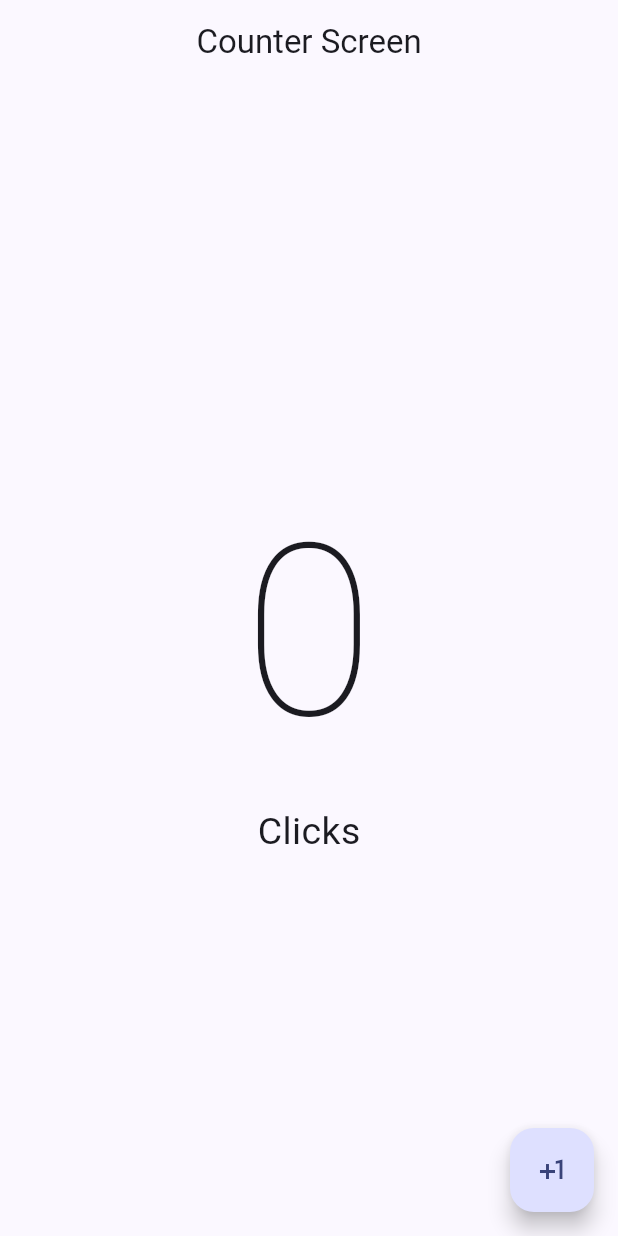
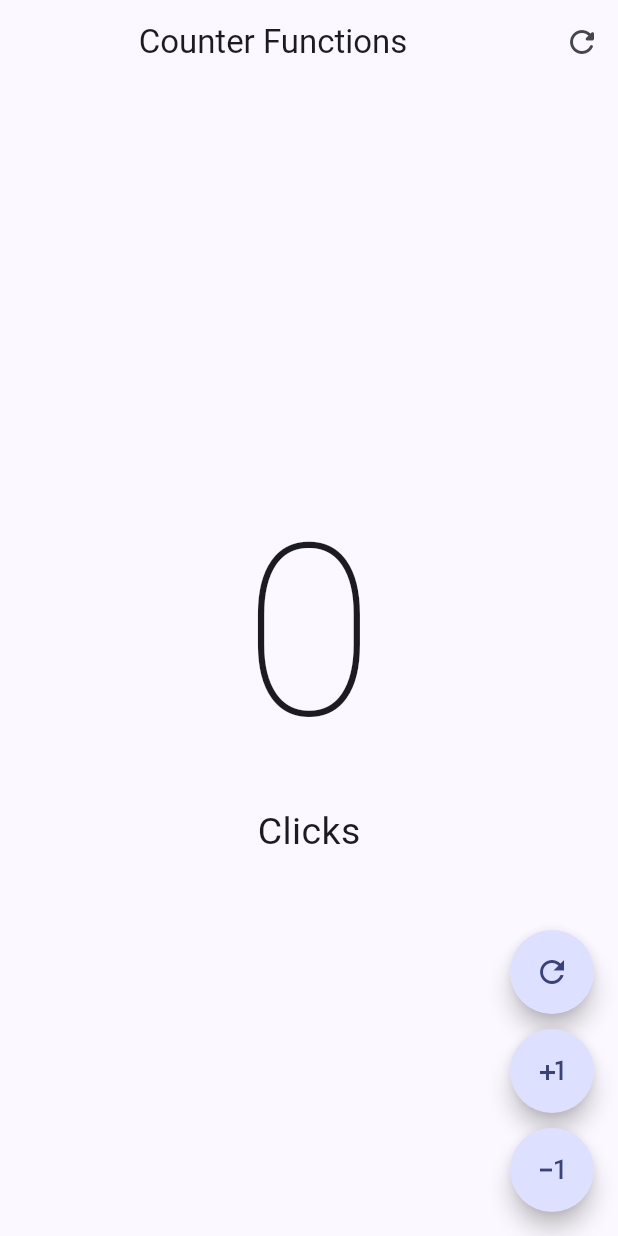
Before and after one commit to gnievap/hello_world_app, a Flutter app: the screen it shows after launch, on a phone screen of 412 x 824 dp. Run offline on Flutter 3.47's test engine with Material 3 defaults, Android fonts, the phone set to English and light mode, and no system bars.

Commit message:
AppBar Actions & More Buttons

```diff
--- a/lib/main.dart
+++ b/lib/main.dart
@@ -1,6 +1,7 @@
 
 import 'package:flutter/material.dart';
-import 'package:hello_world_app/presentation/screens/counters/counter_screen.dart';
+import 'package:hello_world_app/presentation/screens/counters/counter_functions_screen.dart';
+//import 'package:hello_world_app/presentation/screens/counters/counter_screen.dart';
 
 void main(){
   runApp( const MyApp() );
@@ -18,7 +19,7 @@ class MyApp extends StatelessWidget{
         useMaterial3: true,
         colorSchemeSeed: Colors.indigo,
       ),
-      home:const CounterScreen(),
+      home:const CounterFunctionsScreen(),
     );
   }
 
--- /dev/null
+++ b/lib/presentation/screens/counters/counter_functions_screen.dart
@@ -0,0 +1,79 @@
+import 'package:flutter/material.dart';
+
+class CounterFunctionsScreen extends StatefulWidget {
+
+  const CounterFunctionsScreen({super.key});
+
+  @override
+  State<CounterFunctionsScreen> createState() => _CounterFunctionsScreenState();
+}
+
+class _CounterFunctionsScreenState extends State<CounterFunctionsScreen> {
+
+  int clickCounter = 0;
+
+  @override
+  Widget build(BuildContext context) {
+    return  Scaffold(
+        appBar: AppBar(
+          title: const Center(child:  Text('Counter Functions')),
+          actions: [
+            IconButton(
+              icon: const Icon(Icons.refresh_rounded),
+              onPressed: () {
+                setState(() {
+                  clickCounter = 0;
+                });
+               },
+            ),
+          ],
+        ),
+        body:  Center(
+          child: Column(
+            mainAxisAlignment: MainAxisAlignment.center,
+            children: [
+              Text('$clickCounter', style: const TextStyle( fontSize: 160, fontWeight: FontWeight.w100),),
+               Text('Click${ clickCounter == 1 ? '':'s'}', style: const TextStyle( fontSize: 25 )),
+            ],
+          ),),
+          floatingActionButton: Column(
+            mainAxisAlignment: MainAxisAlignment.end,
+            children: [
+              FloatingActionButton(
+                shape: const StadiumBorder(),
+                onPressed: () {
+                  setState(() {
+                    clickCounter = 0;
+                  });
+                },
+                child: const Icon( Icons.refresh_outlined),
+              ),
+
+              const SizedBox( height: 10,),
+
+              FloatingActionButton(
+                shape: const StadiumBorder(),
+                onPressed: () {
+                  setState(() {
+                    clickCounter++;
+                  });
+                },
+                child: const Icon( Icons.plus_one),
+              ),
+
+              const SizedBox( height: 10,),
+
+              FloatingActionButton(
+                shape: const StadiumBorder(),
+                onPressed: () {
+                  setState(() {
+                    clickCounter--;
+                  });
+                },
+                child: const Icon( Icons.exposure_minus_1_outlined),
+              ),
+            ],
+          ),
+      );
+  }
+}
```
